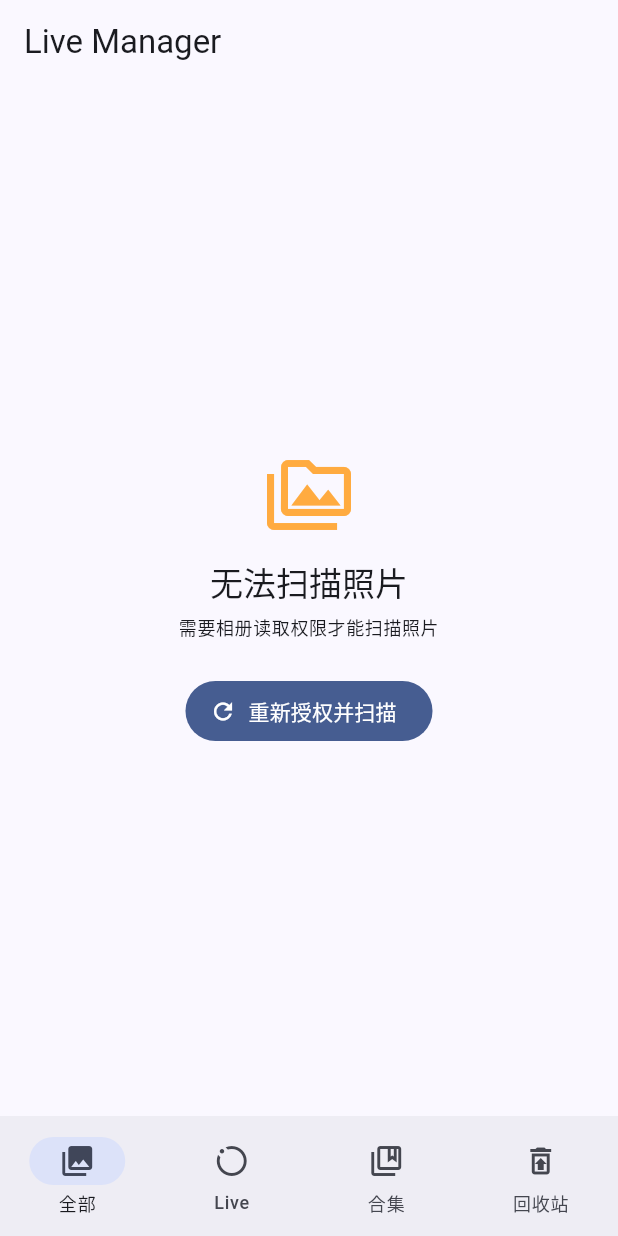
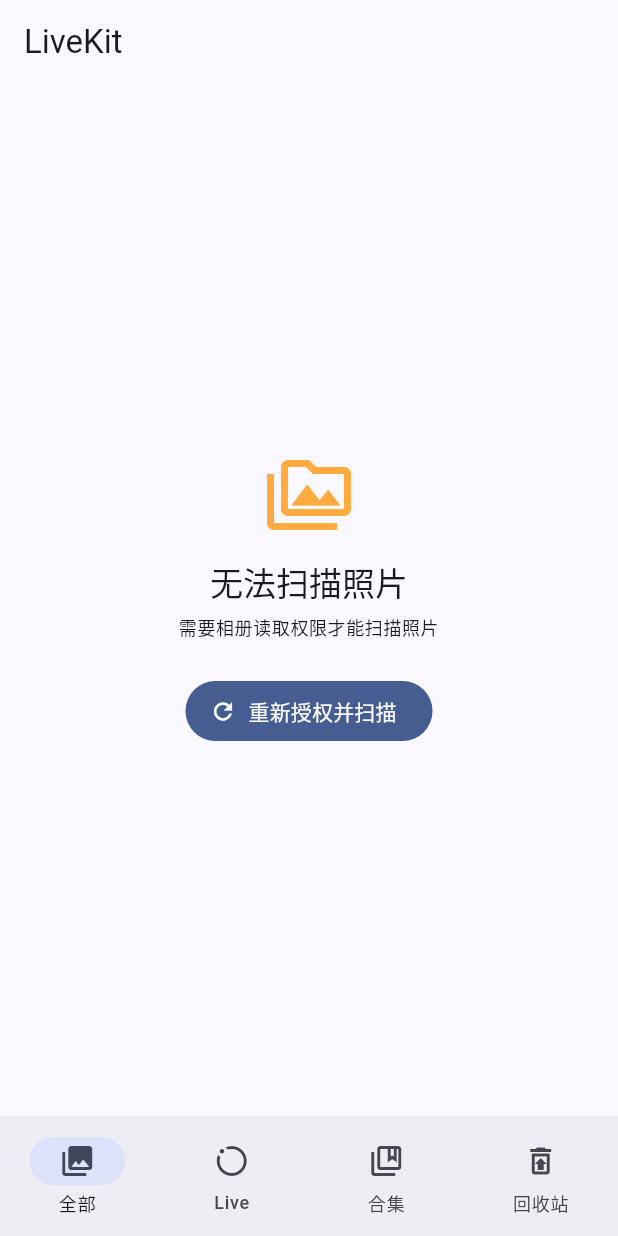
Before and after one commit to shanye-xia/live-manager, a Flutter app: the screen it shows after launch, on a phone screen of 412 x 824 dp. Run offline on Flutter 3.47's test engine with Material 3 defaults, Android fonts, the phone set to English and light mode, and no system bars; our stand-ins replace photo_view, video_player.

Commit message:
统一应用名称为 LiveKit

```diff
--- a/lib/main.dart
+++ b/lib/main.dart
@@ -16,7 +16,7 @@ class LiveManagerApp extends StatelessWidget {
   @override
   Widget build(BuildContext context) {
     return MaterialApp(
-      title: 'Live Manager',
+      title: 'LiveKit',
       debugShowCheckedModeBanner: false,
       theme: ThemeData(
         colorScheme: ColorScheme.fromSeed(seedColor: const Color(0xFF0072FF)),
--- a/lib/ui/features/home/views/home_screen.dart
+++ b/lib/ui/features/home/views/home_screen.dart
@@ -264,7 +264,7 @@ class _HomeScreenState extends State<HomeScreen>
                   ? _SelectionSummary(viewModel: widget.viewModel)
                   : Text(
                       widget.title ??
-                          (widget.liveOnly ? 'Live 动态' : 'Live Manager'),
+                          (widget.liveOnly ? 'Live 动态' : 'LiveKit'),
                     ),
               centerTitle: selectionMode,
               actions: selectionMode
```
Also changed, not shown: 4 other files.
